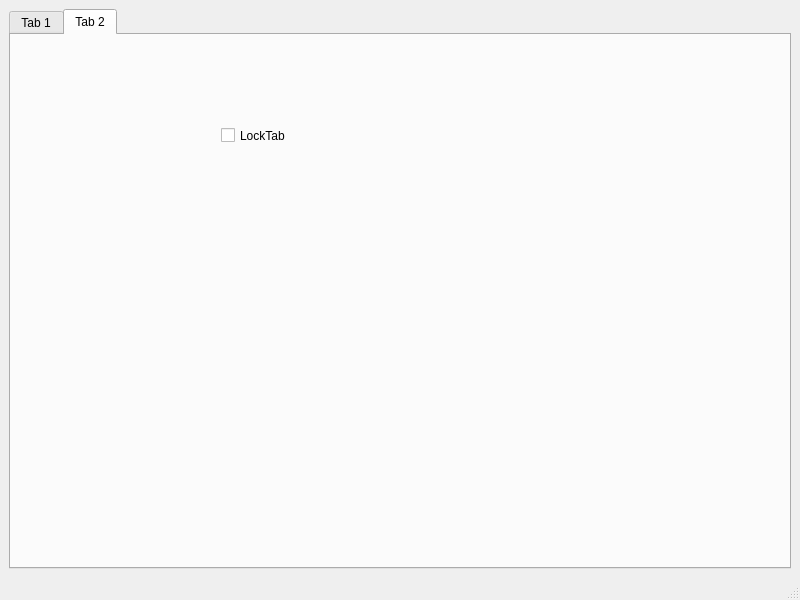
Above: POC.ui from YCP-Rev-Metrix/BallSpinner-Controller-v2 before the change. Below: the same form after it.
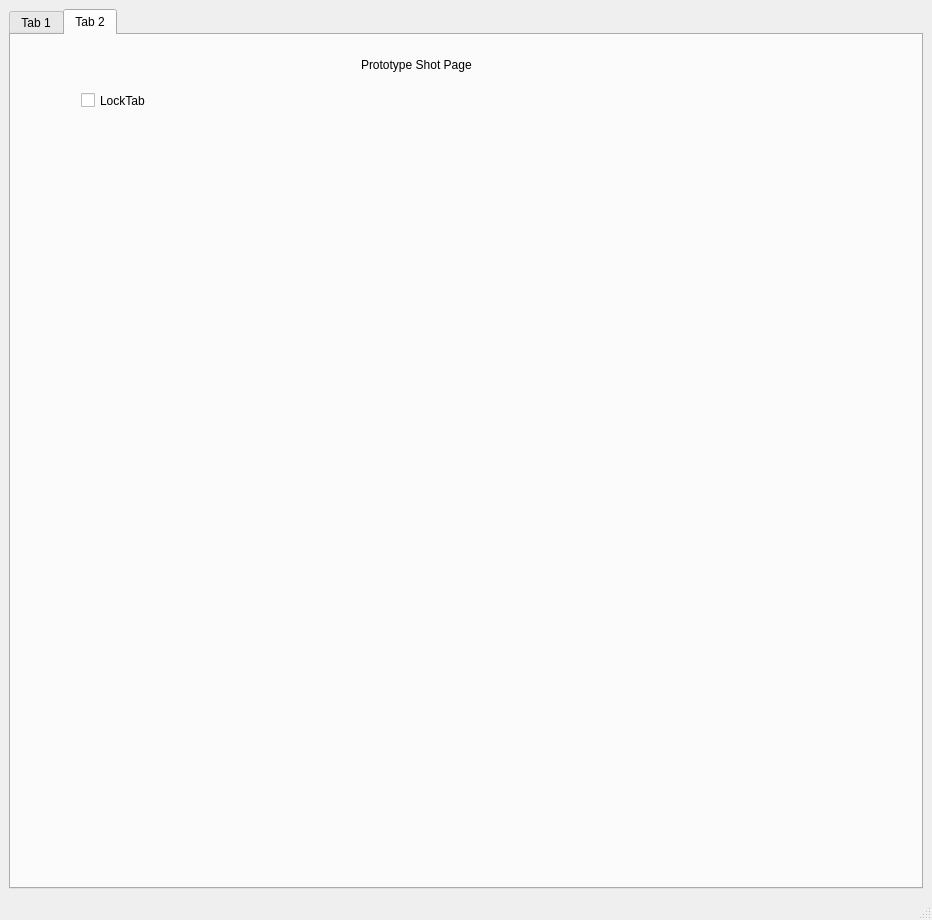
That is the form after the change. The open tabs and pages were chosen to show the change. Custom widgets are drawn as their Qt base class.

What changed in the file:
```diff
--- a/POC.ui
+++ b/POC.ui
@@ -6,8 +6,8 @@
    <rect>
     <x>0</x>
     <y>0</y>
-    <width>800</width>
-    <height>600</height>
+    <width>932</width>
+    <height>920</height>
    </rect>
   </property>
   <property name="windowTitle">
@@ -52,16 +52,50 @@
        <widget class="QCheckBox" name="chkLockTab">
         <property name="geometry">
          <rect>
-          <x>210</x>
-          <y>30</y>
-          <width>321</width>
-          <height>141</height>
+          <x>70</x>
+          <y>50</y>
+          <width>731</width>
+          <height>31</height>
          </rect>
         </property>
         <property name="text">
          <string>LockTab</string>
         </property>
        </widget>
+       <widget class="QWidget" name="horizontalLayoutWidget">
+        <property name="geometry">
+         <rect>
+          <x>50</x>
+          <y>120</y>
+          <width>801</width>
+          <height>351</height>
+         </rect>
+        </property>
+        <layout class="QGridLayout" name="gridLayout_3">
+         <item row="0" column="0">
+          <widget class="InteractiveSineWave" name="BrandonWidget_2" native="true"/>
+         </item>
+         <item row="0" column="2">
+          <widget class="InteractiveSineWave" name="BrandonWidget" native="true"/>
+         </item>
+         <item row="0" column="1">
+          <widget class="InteractiveSineWave" name="BrandonWidget_3" native="true"/>
+         </item>
+        </layout>
+       </widget>
+       <widget class="QLabel" name="label">
+        <property name="geometry">
+         <rect>
+          <x>350</x>
+          <y>20</y>
+          <width>211</width>
+          <height>20</height>
+         </rect>
+        </property>
+        <property name="text">
+         <string>Prototype Shot Page</string>
+        </property>
+       </widget>
       </widget>
      </widget>
     </item>
@@ -86,6 +120,12 @@
    <header>pyqtgraph</header>
    <container>1</container>
   </customwidget>
+  <customwidget>
+   <class>InteractiveSineWave</class>
+   <extends>QWidget</extends>
+   <header>InteractiveSineWave</header>
+   <container>1</container>
+  </customwidget>
  </customwidgets>
  <resources/>
  <connections/>
```
Left out of the diff: 9 changed lines with no effect on the pictures.
